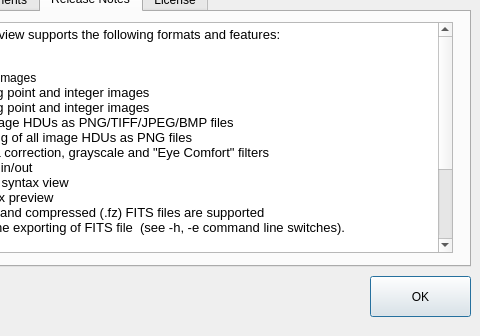
This is aboutdialog.ui in surhh/nfitsview as Qt 5 draws it before an edit; both pictures show x 120 to 600 and y 164 to 500 of the 600 by 500 pixel window. The edited form follows.
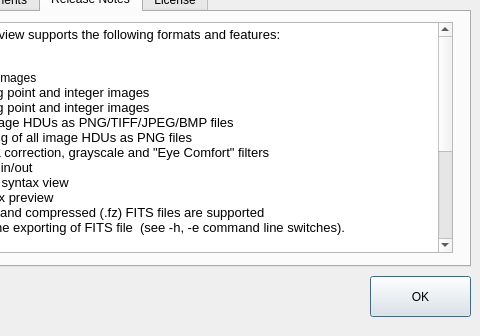
This is the edited form. The open tabs and pages were chosen to show the change. Icons and pictures are not drawn.

The edit to the form file:
```diff
--- a/aboutdialog.ui
+++ b/aboutdialog.ui
@@ -235,7 +235,11 @@
 &lt;p style=&quot;-qt-paragraph-type:empty; margin-top:0px; margin-bottom:0px; margin-left:0px; margin-right:0px; -qt-block-indent:0; text-indent:0px; font-family:'Noto Sans'; font-size:10pt;&quot;&gt;&lt;br /&gt;&lt;/p&gt;
 &lt;p style=&quot; margin-top:0px; margin-bottom:0px; margin-left:0px; margin-right:0px; -qt-block-indent:0; text-indent:0px;&quot;&gt;&lt;span style=&quot; font-family:'Noto Sans'; font-size:10pt;&quot;&gt;Fixes and new features in this release:&lt;/span&gt;&lt;/p&gt;
 &lt;p style=&quot;-qt-paragraph-type:empty; margin-top:0px; margin-bottom:0px; margin-left:0px; margin-right:0px; -qt-block-indent:0; text-indent:0px; font-family:'Noto Sans'; font-size:10pt;&quot;&gt;&lt;br /&gt;&lt;/p&gt;
-&lt;p style=&quot; margin-top:0px; margin-bottom:0px; margin-left:0px; margin-right:0px; -qt-block-indent:0; text-indent:0px;&quot;&gt;-    Some minor code fixes are done &lt;/p&gt;
+&lt;p style=&quot; margin-top:0px; margin-bottom:0px; margin-left:0px; margin-right:0px; -qt-block-indent:0; text-indent:0px;&quot;&gt;- Filtering by threshold is added&lt;/p&gt;
+&lt;p style=&quot; margin-top:0px; margin-bottom:0px; margin-left:0px; margin-right:0px; -qt-block-indent:0; text-indent:0px;&quot;&gt;- Minor changes in HDU/Image info panel (Min/Max values added)&lt;/p&gt;
+&lt;p style=&quot; margin-top:0px; margin-bottom:0px; margin-left:0px; margin-right:0px; -qt-block-indent:0; text-indent:0px;&quot;&gt;- Code optimizations and refactoring&lt;/p&gt;
+&lt;p style=&quot; margin-top:0px; margin-bottom:0px; margin-left:0px; margin-right:0px; -qt-block-indent:0; text-indent:0px;&quot;&gt;- BZERO and BSCALE support is improved&lt;/p&gt;
+&lt;p style=&quot; margin-top:0px; margin-bottom:0px; margin-left:0px; margin-right:0px; -qt-block-indent:0; text-indent:0px;&quot;&gt;- Some bug fixes are done&lt;/p&gt;
 &lt;p style=&quot;-qt-paragraph-type:empty; margin-top:0px; margin-bottom:0px; margin-left:0px; margin-right:0px; -qt-block-indent:0; text-indent:0px;&quot;&gt;&lt;br /&gt;&lt;/p&gt;
 &lt;p style=&quot;-qt-paragraph-type:empty; margin-top:0px; margin-bottom:0px; margin-left:0px; margin-right:0px; -qt-block-indent:0; text-indent:0px;&quot;&gt;&lt;br /&gt;&lt;/p&gt;&lt;/body&gt;&lt;/html&gt;</string>
      </property>
```
